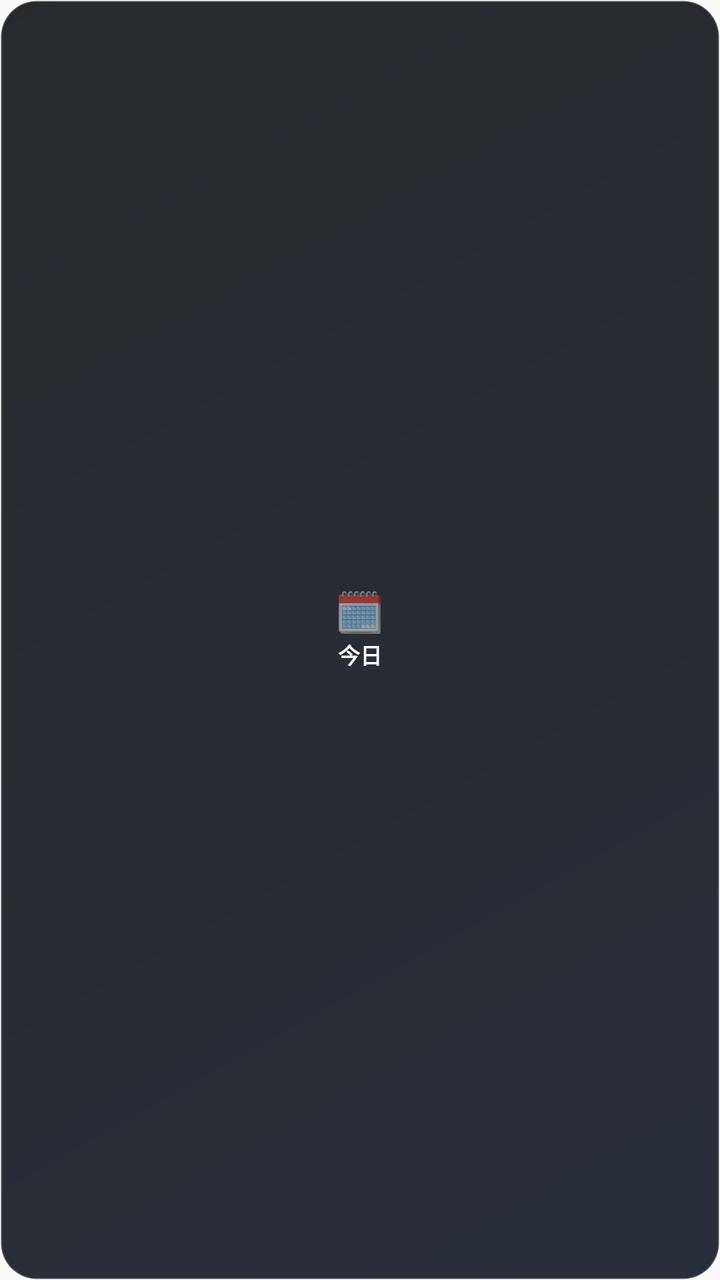
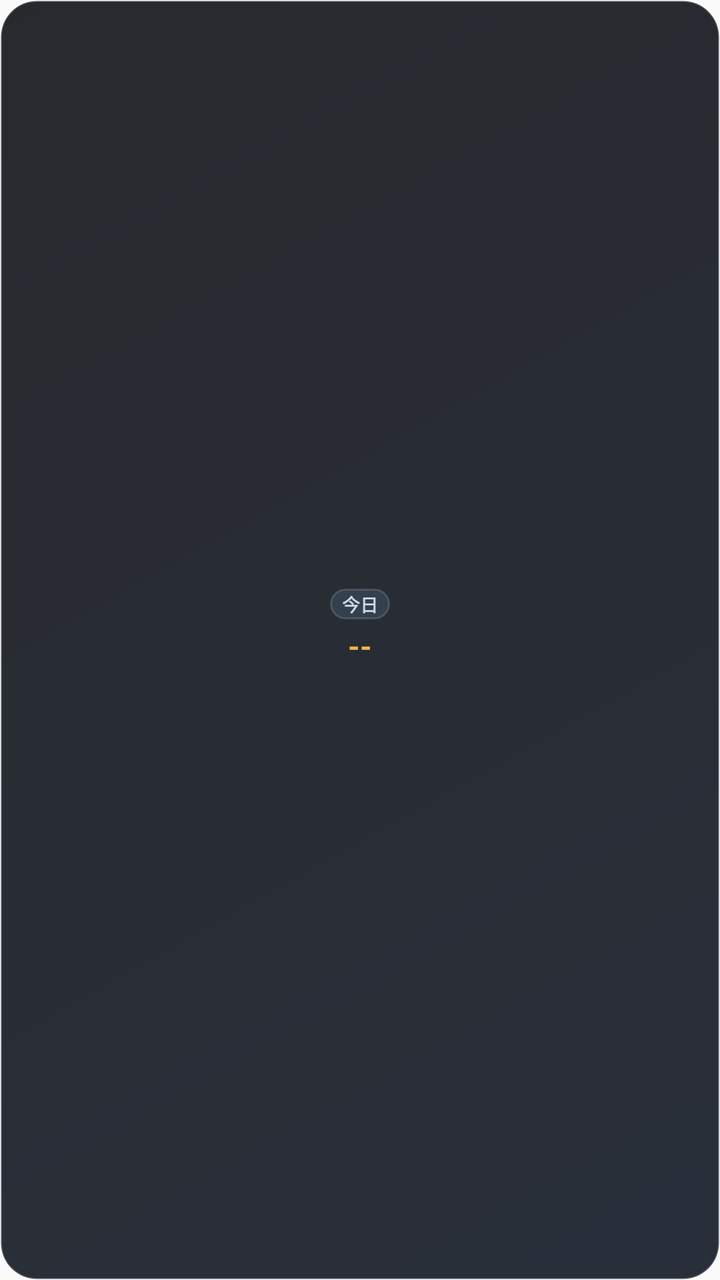

Two renders of the same Android screen: before a commit and after it. Below are the layout's source before the change and the commit's diff.
<!-- AndroidManifest.xml: application theme AppTheme -->
<!-- res/layout/schedule_widget_today.xml -->
<?xml version='1.0' encoding='utf-8'?>
<LinearLayout xmlns:android="http://schemas.android.com/apk/res/android"
    android:id="@+id/wt_root"
    android:layout_width="match_parent"
    android:layout_height="match_parent"
    android:background="@drawable/widget_bg"
    android:gravity="center"
    android:orientation="vertical"
    android:padding="4dp">

    <TextView
        android:id="@+id/wt_icon"
        android:layout_width="wrap_content"
        android:layout_height="wrap_content"
        android:text="🗓"
        android:textSize="20sp" />

    <TextView
        android:id="@+id/wt_label"
        android:layout_width="wrap_content"
        android:layout_height="wrap_content"
        android:maxLines="1"
        android:text="今日"
        android:textColor="#FFFFFFFF"
        android:textSize="11sp"
        android:textStyle="bold" />

    <TextView
        android:id="@+id/wt_sub"
        android:layout_width="wrap_content"
        android:layout_height="wrap_content"
        android:ellipsize="end"
        android:maxLines="1"
        android:text=" "
        android:textColor="#FF7EE2C4"
        android:textSize="9sp" />
</LinearLayout>
<!-- resources referenced by this layout -->
<resources>
  <!-- drawable widget_bg (drawable) -->
  <?xml version='1.0' encoding='utf-8'?>
  <shape xmlns:android="http://schemas.android.com/apk/res/android"
      android:shape="rectangle">
      <corners android:radius="18dp" />
      <gradient
          android:angle="315"
          android:endColor="#F21E2430"
          android:startColor="#F21B1E22"
          android:type="linear" />
      <stroke
          android:width="1dp"
          android:color="#33FFFFFF" />
      <padding
          android:bottom="0dp"
          android:left="0dp"
          android:right="0dp"
          android:top="0dp" />
  </shape>
  <style name="AppTheme" parent="Theme.AppCompat.Light.DarkActionBar">
          
          <item name="colorPrimary">@color/colorPrimary</item>
          <item name="colorPrimaryDark">@color/colorPrimaryDark</item>
          <item name="colorAccent">@color/colorAccent</item>
      </style>
</resources>

<!-- the commit's change to res/layout/schedule_widget_today.xml (unified diff, before → after) -->
@@ -6,32 +6,48 @@
     android:background="@drawable/widget_bg"
     android:gravity="center"
     android:orientation="vertical"
-    android:padding="4dp">
+    android:paddingLeft="5dp"
+    android:paddingTop="6dp"
+    android:paddingRight="5dp"
+    android:paddingBottom="6dp">
 
     <TextView
-        android:id="@+id/wt_icon"
+        android:id="@+id/wt_badge"
         android:layout_width="wrap_content"
         android:layout_height="wrap_content"
-        android:text="🗓"
-        android:textSize="20sp" />
-
-    <TextView
-        android:id="@+id/wt_label"
-        android:layout_width="wrap_content"
-        android:layout_height="wrap_content"
+        android:background="@drawable/badge_idle"
+        android:ellipsize="end"
         android:maxLines="1"
+        android:paddingLeft="6dp"
+        android:paddingTop="1dp"
+        android:paddingRight="6dp"
+        android:paddingBottom="1dp"
         android:text="今日"
-        android:textColor="#FFFFFFFF"
-        android:textSize="11sp"
+        android:textColor="#FFCBD8E6"
+        android:textSize="9sp"
         android:textStyle="bold" />
 
     <TextView
-        android:id="@+id/wt_sub"
+        android:id="@+id/wt_count"
         android:layout_width="wrap_content"
         android:layout_height="wrap_content"
+        android:layout_marginTop="3dp"
         android:ellipsize="end"
+        android:gravity="center"
         android:maxLines="1"
+        android:text="--"
+        android:textColor="#FFE8B84B"
+        android:textSize="15sp"
+        android:textStyle="bold" />
+
+    <TextView
+        android:id="@+id/wt_title"
+        android:layout_width="match_parent"
+        android:layout_height="wrap_content"
+        android:ellipsize="end"
+        android:gravity="center"
+        android:maxLines="2"
         android:text=" "
-        android:textColor="#FF7EE2C4"
+        android:textColor="#FFCBD8E6"
         android:textSize="9sp" />
 </LinearLayout>
<!-- resource entries referenced after the edit -->
@@ -1,5 +1,13 @@
 <!-- resources referenced by this layout -->
 <resources>
+  <!-- drawable badge_idle (drawable) -->
+  <?xml version="1.0" encoding="utf-8"?>
+  <shape xmlns:android="http://schemas.android.com/apk/res/android"
+      android:shape="rectangle">
+      <corners android:radius="999dp" />
+      <solid android:color="#33404D" />
+      <stroke android:width="1dp" android:color="#26FFFFFF" />
+  </shape>
   <!-- drawable widget_bg (drawable) -->
   <?xml version='1.0' encoding='utf-8'?>
   <shape xmlns:android="http://schemas.android.com/apk/res/android"
